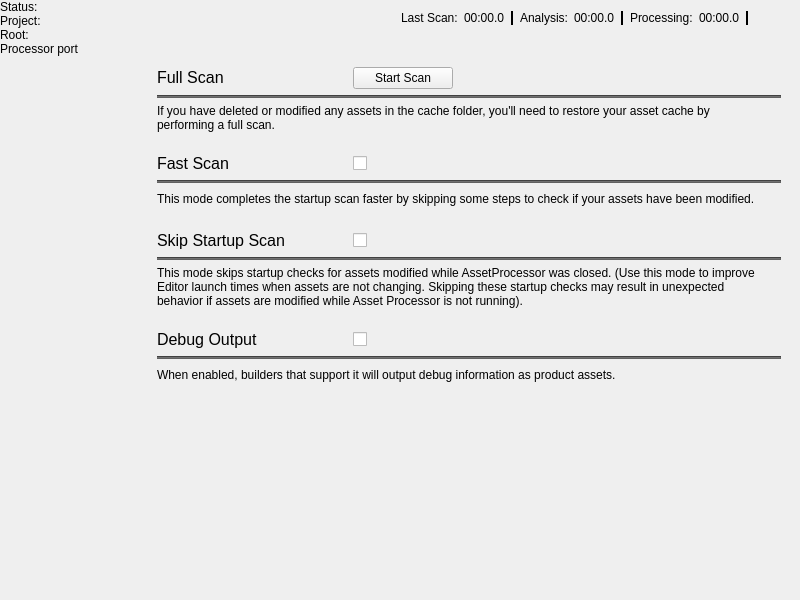
Before: the Qt Designer form Code/Tools/AssetProcessor/native/ui/MainWindow.ui in o3de/o3de, drawn with Qt 5.
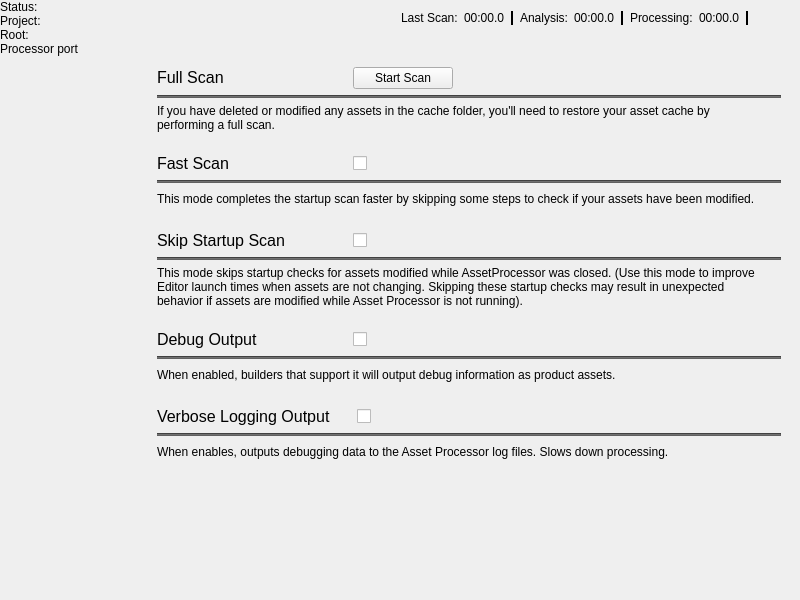
After: the same form once the commit is applied. The open tabs and pages were chosen to show the change. Icons and pictures are not drawn. Custom widgets are drawn as their Qt base class.

What changed in the file:
```diff
--- a/Code/Tools/AssetProcessor/native/ui/MainWindow.ui
+++ b/Code/Tools/AssetProcessor/native/ui/MainWindow.ui
@@ -2095,10 +2095,161 @@
             <property name="orientation">
              <enum>Qt::Vertical</enum>
             </property>
+            <property name="sizeType">
+             <enum>QSizePolicy::Fixed</enum>
+            </property>
             <property name="sizeHint" stdset="0">
              <size>
               <width>16</width>
-              <height>40</height>
+              <height>16</height>
+             </size>
+            </property>
+           </spacer>
+          </item>
+          <item>
+           <layout class="QVBoxLayout" name="logFileLevelLayout">
+            <item>
+             <layout class="QHBoxLayout" name="logFileLevelLayoutLine">
+              <item>
+               <widget class="QLabel" name="logfileLevelHeader">
+                <property name="minimumSize">
+                 <size>
+                  <width>170</width>
+                  <height>0</height>
+                 </size>
+                </property>
+                <property name="baseSize">
+                 <size>
+                  <width>0</width>
+                  <height>0</height>
+                 </size>
+                </property>
+                <property name="font">
+                 <font>
+                  <pointsize>12</pointsize>
+                 </font>
+                </property>
+                <property name="text">
+                 <string>&lt;html&gt;&lt;head/&gt;&lt;body&gt;&lt;p&gt;&lt;span style=&quot; font-size:12pt;&quot;&gt;Verbose Logging Output&lt;/span&gt;&lt;/p&gt;&lt;/body&gt;&lt;/html&gt;</string>
+                </property>
+               </widget>
+              </item>
+              <item>
+               <spacer name="horizontalSpacer_9">
+                <property name="orientation">
+                 <enum>Qt::Horizontal</enum>
+                </property>
+                <property name="sizeType">
+                 <enum>QSizePolicy::Fixed</enum>
+                </property>
+                <property name="sizeHint" stdset="0">
+                 <size>
+                  <width>20</width>
+                  <height>20</height>
+                 </size>
+                </property>
+               </spacer>
+              </item>
+              <item>
+               <widget class="QCheckBox" name="verboseLoggingCheckbox">
+                <property name="sizePolicy">
+                 <sizepolicy hsizetype="Fixed" vsizetype="Fixed">
+                  <horstretch>0</horstretch>
+                  <verstretch>0</verstretch>
+                 </sizepolicy>
+                </property>
+                <property name="minimumSize">
+                 <size>
+                  <width>100</width>
+                  <height>0</height>
+                 </size>
+                </property>
+                <property name="text">
+                 <string/>
+                </property>
+               </widget>
+              </item>
+              <item>
+               <spacer name="horizontalSpacer_10">
+                <property name="orientation">
+                 <enum>Qt::Horizontal</enum>
+                </property>
+                <property name="sizeHint" stdset="0">
+                 <size>
+                  <width>40</width>
+                  <height>20</height>
+                 </size>
+                </property>
+               </spacer>
+              </item>
+             </layout>
+            </item>
+            <item>
+             <widget class="Line" name="line_5">
+              <property name="minimumSize">
+               <size>
+                <width>0</width>
+                <height>0</height>
+               </size>
+              </property>
+              <property name="baseSize">
+               <size>
+                <width>0</width>
+                <height>0</height>
+               </size>
+              </property>
+              <property name="styleSheet">
+               <string notr="true">background-color: #616161;</string>
+              </property>
+              <property name="orientation">
+               <enum>Qt::Horizontal</enum>
+              </property>
+             </widget>
+            </item>
+            <item>
+             <layout class="QHBoxLayout" name="logFileLevelLayoutDescription">
+              <item>
+               <widget class="QLabel" name="logFileLevelDescription">
+                <property name="text">
+                 <string>&lt;html&gt;&lt;head/&gt;&lt;body&gt;&lt;p&gt;When enables, outputs debugging data to the Asset Processor log files.  Slows down processing.&lt;/p&gt;&lt;/body&gt;&lt;/html&gt;</string>
+                </property>
+                <property name="scaledContents">
+                 <bool>false</bool>
+                </property>
+                <property name="wordWrap">
+                 <bool>true</bool>
+                </property>
+               </widget>
+              </item>
+              <item>
+               <spacer name="indentSpacer4_2">
+                <property name="orientation">
+                 <enum>Qt::Horizontal</enum>
+                </property>
+                <property name="sizeType">
+                 <enum>QSizePolicy::Fixed</enum>
+                </property>
+                <property name="sizeHint" stdset="0">
+                 <size>
+                  <width>20</width>
+                  <height>20</height>
+                 </size>
+                </property>
+               </spacer>
+              </item>
+             </layout>
+            </item>
+           </layout>
+          </item>
+          <item>
+           <spacer name="gapSpacer5">
+            <property name="orientation">
+             <enum>Qt::Vertical</enum>
+            </property>
+            <property name="sizeHint" stdset="0">
+             <size>
+              <width>16</width>
+              <height>77</height>
              </size>
             </property>
            </spacer>
```
Left out of the diff: 4 changed lines with no effect on the pictures.
